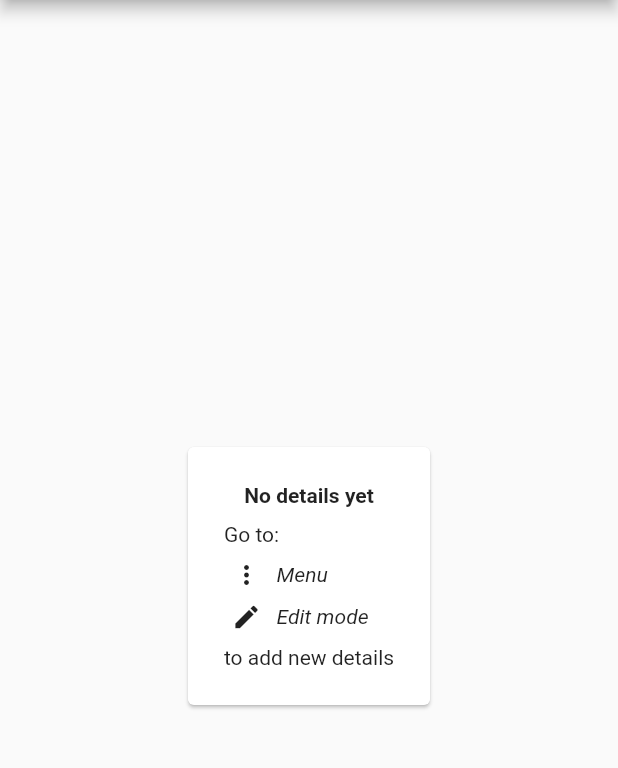
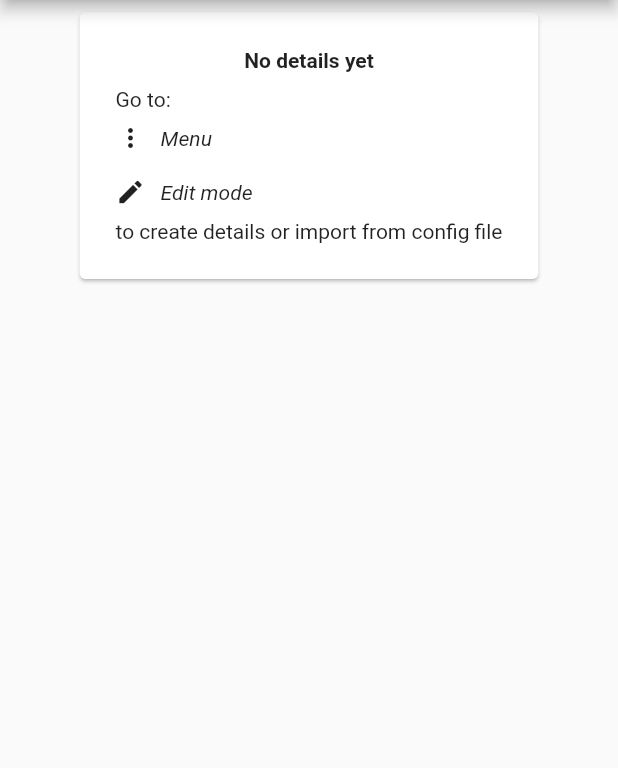
Before and after one commit to gzaber/employer_details, a Flutter app: the screen it shows after launch, on a phone screen of 412 x 824 dp, the part 84-852 px from its top. Run offline on Flutter 3.47's test engine with Material 2 defaults, Android fonts, the phone set to English and light mode, and no system bars; our stand-ins replace cross_file, equatable, file, file_picker, flutter_bloc, isar and 2 more; accounts and stored records are empty; generated files the repository leaves out were written again; statements that could not run were skipped.

Commit message:
add internationalization

```diff
--- /dev/null
+++ b/l10n.yaml
@@ -0,0 +1,3 @@
+arb-dir: lib/l10n
+template-arb-file: app_en.arb
+output-localization-file: app_localizations.dart
--- a/lib/app/view/app.dart
+++ b/lib/app/view/app.dart
@@ -2,6 +2,7 @@ import 'package:app_ui/app_ui.dart';
 import 'package:details_repository/details_repository.dart';
 import 'package:flutter/material.dart';
 import 'package:flutter_bloc/flutter_bloc.dart';
+import 'package:flutter_gen/gen_l10n/app_localizations.dart';
 import 'package:settings_repository/settings_repository.dart';
 
 import '../../details_overview/view/view.dart';
@@ -49,20 +50,9 @@ class AppView extends StatelessWidget {
             settingsState.isDarkTheme ? Brightness.dark : Brightness.light,
         colorScheme: Color(settingsState.colorSchemeCode),
       ),
-      home: BlocListener<SettingsCubit, SettingsState>(
-        listenWhen: (previous, current) =>
-            previous.hasFailure != current.hasFailure,
-        listener: (context, state) {
-          if (state.hasFailure) {
-            CustomSnackBar.show(
-              context: context,
-              text: 'Something went wrong with settings',
-              backgroundColor: Theme.of(context).colorScheme.error,
-            );
-          }
-        },
-        child: const DetailsOverviewPage(),
-      ),
+      localizationsDelegates: AppLocalizations.localizationsDelegates,
+      supportedLocales: AppLocalizations.supportedLocales,
+      home: const DetailsOverviewPage(),
     );
   }
 }
--- a/lib/details_overview/view/details_overview_page.dart
+++ b/lib/details_overview/view/details_overview_page.dart
@@ -2,6 +2,7 @@ import 'package:app_ui/app_ui.dart';
 import 'package:details_repository/details_repository.dart';
 import 'package:flutter/material.dart';
 import 'package:flutter_bloc/flutter_bloc.dart';
+import 'package:flutter_gen/gen_l10n/app_localizations.dart';
 
 import '../../edit_mode/edit_mode.dart';
 import '../../settings/settings.dart';
@@ -35,7 +36,7 @@ class DetailsOverviewView extends StatelessWidget {
               MenuItem(
                 key: const Key('detailsOverviewPageEditModeMenuItemKey'),
                 icon: Icons.edit,
-                text: 'Edit mode',
+                text: AppLocalizations.of(context)!.editMode,
                 onTap: () {
                   Navigator.push(
                     context,
@@ -48,7 +49,7 @@ class DetailsOverviewView extends StatelessWidget {
               MenuItem(
                 key: const Key('detailsOverviewPageSettingsMenuItemKey'),
                 icon: Icons.settings,
-                text: 'Settings',
+                text: AppLocalizations.of(context)!.settings,
                 onTap: () => Navigator.push(context, SettingsPage.route()),
               ),
             ],
@@ -61,7 +62,7 @@ class DetailsOverviewView extends StatelessWidget {
           if (state.status == DetailsOverviewStatus.failure) {
             CustomSnackBar.show(
               context: context,
-              text: 'Something went wrong',
+              text: AppLocalizations.of(context)!.failureMessage,
               backgroundColor: Theme.of(context).colorScheme.error,
             );
           }
@@ -74,23 +75,39 @@ class DetailsOverviewView extends StatelessWidget {
           }
           if (state.status == DetailsOverviewStatus.success) {
             return state.details.isEmpty
-                ? const Center(
-                    child: HintCard(
-                      title: 'No details yet',
-                      upperText: 'Go to:',
-                      hintMenuVisualisations: [
-                        HintMenuVisualisation(
-                            icon: Icons.more_vert, text: 'Menu'),
-                        HintMenuVisualisation(
-                            icon: Icons.edit, text: 'Edit mode'),
-                      ],
-                      lowerText: 'to add new details',
-                    ),
-                  )
+                ? const _EmptyListInfo()
                 : _DetailsList(details: state.details);
           }
           return Container();
         },
+      ),
+    );
+  }
+}
+
+class _EmptyListInfo extends StatelessWidget {
+  const _EmptyListInfo();
+
+  @override
+  Widget build(BuildContext context) {
+    return SingleChildScrollView(
+      child: Container(
+        alignment: Alignment.topCenter,
+        child: HintCard(
+          title: AppLocalizations.of(context)!.noDetailsYet,
+          children: [
+            Text(AppLocalizations.of(context)!.goTo),
+            HintMenuVisualisation(
+              icon: Icons.more_vert,
+              text: AppLocalizations.of(context)!.menu,
+            ),
+            HintMenuVisualisation(
+              icon: Icons.edit,
+              text: AppLocalizations.of(context)!.editMode,
+            ),
+            Text(AppLocalizations.of(context)!.toCreateOrImport),
+          ],
+        ),
       ),
     );
   }
--- /dev/null
+++ b/lib/l10n/app_en.arb
@@ -0,0 +1,47 @@
+{
+    "appName": "EmployerDetails",
+    "failureMessage": "Something went wrong",
+    "approve": "Approve",
+    "cancel": "Cancel",
+    "menu": "Menu",
+    "editMode": "Edit mode",
+    "settings": "Settings",
+    "shareConfig": "Share config",
+    "exportConfig": "Export config",
+    "importConfig": "Import config",
+    "deleteAll": "Delete all",
+    "shareAsText": "Share as text",
+    "edit": "Edit",
+    "delete": "Delete",
+    "createDetail": "Create detail",
+    "updateDetail": "Update detail",
+    "noDetailsYet": "No details yet",
+
+    "goTo": "Go to:",
+    "toCreateOrImport": "to create details or import from config file",
+    "toCreate": "to create a new detail",
+    "toImport": "to import details from config file",
+
+    "exportDetails": "Export details",
+    "selectFolder": "Select folder",
+    "path": "Path",
+    "fileName": "File name",
+    "importDetails": "Import details",
+    "selectFile": "Select file",
+    "filePath": "File path",
+    "deleteAllDetails": "Delete all details",
+    "whetherToDeleteAll": "Are you sure you want to delete all the details?",
+    "successfullyExported": "Successfully exported",
+    "deleteDetail": "Delete detail",
+    "whetherToDeleteThis": "Are you sure you want to delete the detail?",
+
+    "title": "Title",
+    "description": "Description",
+    "selectIcon": "Select icon",
+    "theme": "Theme",
+    "dark": "dark",
+    "light": "light",
+    "colorScheme": "Color scheme",
+    "unknown": "unknown",
+    "selectColor": "Select color"
+}
--- a/lib/settings/cubit/settings_cubit.dart
+++ b/lib/settings/cubit/settings_cubit.dart
@@ -22,7 +22,7 @@ class SettingsCubit extends Cubit<SettingsState> {
         ),
       );
     } catch (_) {
-      emit(state.copyWith(hasFailure: true));
+      emit(const SettingsState());
     }
   }
 
@@ -32,6 +32,7 @@ class SettingsCubit extends Cubit<SettingsState> {
       emit(state.copyWith(isDarkTheme: !state.isDarkTheme));
     } catch (_) {
       emit(state.copyWith(hasFailure: true));
+      emit(state.copyWith(hasFailure: false));
     }
   }
 
@@ -41,6 +42,7 @@ class SettingsCubit extends Cubit<SettingsState> {
       emit(state.copyWith(colorSchemeCode: colorSchemeCode));
     } catch (_) {
       emit(state.copyWith(hasFailure: true));
+      emit(state.copyWith(hasFailure: false));
     }
   }
 }
--- a/packages/app_ui/lib/src/widgets/hint_card.dart
+++ b/packages/app_ui/lib/src/widgets/hint_card.dart
@@ -2,17 +2,13 @@ import 'package:flutter/material.dart';
 
 class HintCard extends StatelessWidget {
   const HintCard({
-    super.key,
+    Key? key,
     required this.title,
-    required this.upperText,
-    required this.lowerText,
-    required this.hintMenuVisualisations,
-  });
+    required this.children,
+  }) : super(key: key);
 
   final String title;
-  final String upperText;
-  final String lowerText;
-  final List<HintMenuVisualisation> hintMenuVisualisations;
+  final List<Widget> children;
 
   @override
   Widget build(BuildContext context) {
@@ -27,20 +23,7 @@ class HintCard extends StatelessWidget {
             const SizedBox(height: 10),
             Column(
               crossAxisAlignment: CrossAxisAlignment.start,
-              children: [
-                Text(upperText),
-                Padding(
-                  padding:
-                      const EdgeInsets.symmetric(vertical: 5, horizontal: 5),
-                  child: Column(
-                    crossAxisAlignment: CrossAxisAlignment.start,
-                    children: [
-                      ...hintMenuVisualisations,
-                    ],
-                  ),
-                ),
-                Text(lowerText),
-              ],
+              children: [...children],
             ),
           ],
         ),
@@ -62,7 +45,7 @@ class HintMenuVisualisation extends StatelessWidget {
   @override
   Widget build(BuildContext context) {
     return Padding(
-      padding: const EdgeInsets.symmetric(vertical: 4),
+      padding: const EdgeInsets.symmetric(vertical: 8),
       child: Row(
         mainAxisSize: MainAxisSize.min,
         children: [
```
Also changed, not shown: lib/edit_mode/view/edit_mode_page.dart (+76 -48 lines), lib/l10n/app_pl.arb (added, +47 -0 lines), lib/manage_detail/view/manage_detail_page.dart (+8 -7 lines), lib/settings/view/settings_page.dart (+57 -24 lines), pubspec.yaml (+7 -3 lines), pubspec.lock, 7 other files.
